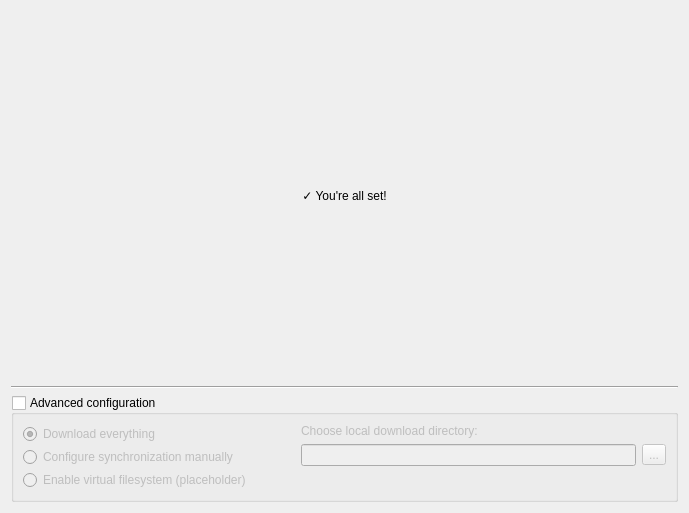
owncloud/client, file src/gui/newwizard/pages/accountconfiguredwizardpage.ui: the form before one commit.
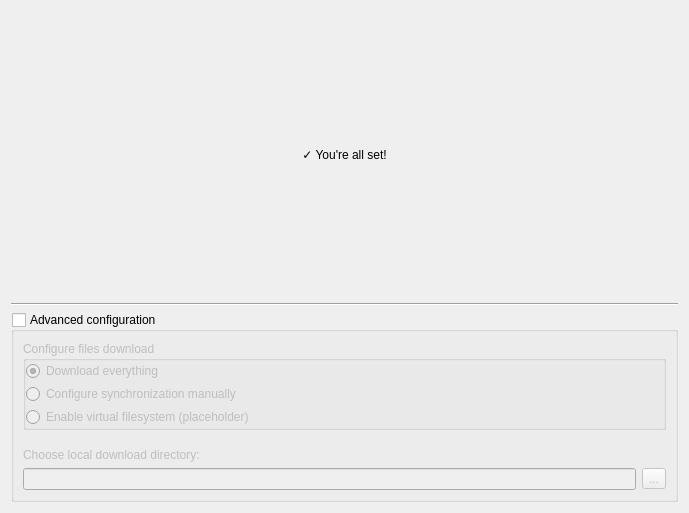
The form after the commit.

Commit message: Re-layout sync options wizard page

Diff of the .ui file:
```diff
--- a/src/gui/newwizard/pages/accountconfiguredwizardpage.ui
+++ b/src/gui/newwizard/pages/accountconfiguredwizardpage.ui
@@ -80,15 +80,15 @@
      <property name="checked">
       <bool>false</bool>
      </property>
-     <layout class="QHBoxLayout" name="horizontalLayout_2">
+     <layout class="QHBoxLayout" name="horizontalLayout">
       <property name="spacing">
        <number>60</number>
       </property>
       <item>
        <widget class="QWidget" name="advancedConfigGroupBoxContentWidget" native="true">
-        <layout class="QHBoxLayout" name="horizontalLayout">
+        <layout class="QVBoxLayout" name="verticalLayout_4">
          <property name="spacing">
-          <number>50</number>
+          <number>18</number>
          </property>
          <property name="leftMargin">
           <number>0</number>
@@ -104,20 +104,14 @@
          </property>
          <item>
           <widget class="QGroupBox" name="syncModeGroupBox">
-           <property name="sizePolicy">
-            <sizepolicy hsizetype="Preferred" vsizetype="Maximum">
-             <horstretch>0</horstretch>
-             <verstretch>0</verstretch>
-            </sizepolicy>
-           </property>
            <property name="styleSheet">
-            <string notr="true">QGroupBox {border:0;}</string>
-           </property>
-           <property name="title">
             <string notr="true"/>
            </property>
+           <property name="title">
+            <string>Configure files download</string>
+           </property>
            <property name="flat">
-            <bool>true</bool>
+            <bool>false</bool>
            </property>
            <layout class="QVBoxLayout" name="syncModeGroupBoxLayout">
             <property name="spacing">
@@ -216,19 +210,6 @@
               </item>
              </layout>
             </item>
-            <item>
-             <spacer name="verticalSpacer_3">
-              <property name="orientation">
-               <enum>Qt::Vertical</enum>
-              </property>
-              <property name="sizeHint" stdset="0">
-               <size>
-                <width>20</width>
-                <height>1</height>
-               </size>
-              </property>
-             </spacer>
-            </item>
            </layout>
           </widget>
          </item>
```
